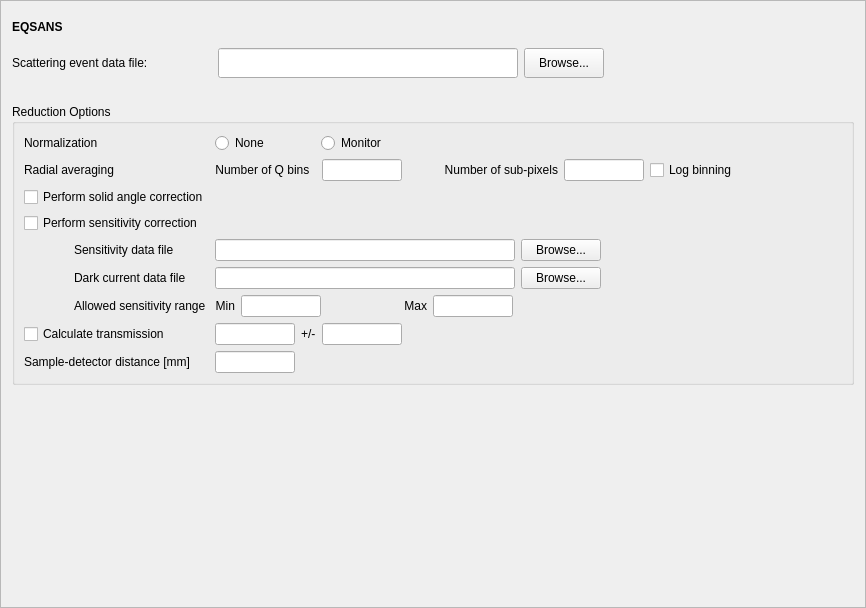
First picture: the form in Code/Mantid/scripts/Interface/ui/sns_data_summary.ui, repository mantidproject/mantid, before the edit.
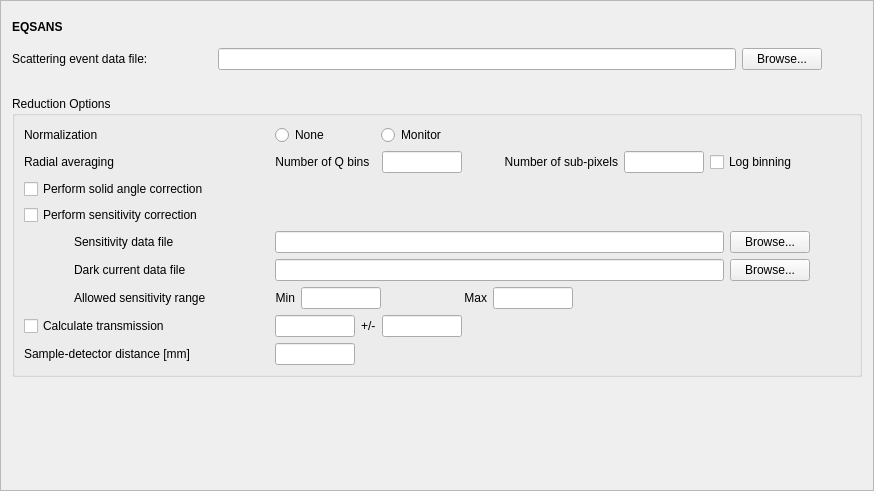
Second picture: the form after the edit.

Diff of the .ui file:
```diff
--- a/Code/Mantid/scripts/Interface/ui/sns_data_summary.ui
+++ b/Code/Mantid/scripts/Interface/ui/sns_data_summary.ui
@@ -6,12 +6,12 @@
    <rect>
     <x>0</x>
     <y>0</y>
-    <width>866</width>
-    <height>608</height>
+    <width>874</width>
+    <height>491</height>
    </rect>
   </property>
   <property name="sizePolicy">
-   <sizepolicy hsizetype="Expanding" vsizetype="Expanding">
+   <sizepolicy hsizetype="Expanding" vsizetype="Preferred">
     <horstretch>0</horstretch>
     <verstretch>0</verstretch>
    </sizepolicy>
@@ -73,13 +73,13 @@
        <property name="minimumSize">
         <size>
          <width>200</width>
-         <height>30</height>
+         <height>0</height>
         </size>
        </property>
        <property name="maximumSize">
         <size>
          <width>200</width>
-         <height>30</height>
+         <height>16777215</height>
         </size>
        </property>
        <property name="text">
@@ -99,7 +99,7 @@
      <item row="1" column="1">
       <widget class="QLineEdit" name="data_file_edit">
        <property name="sizePolicy">
-        <sizepolicy hsizetype="Fixed" vsizetype="Fixed">
+        <sizepolicy hsizetype="Expanding" vsizetype="Fixed">
          <horstretch>0</horstretch>
          <verstretch>0</verstretch>
         </sizepolicy>
@@ -107,13 +107,13 @@
        <property name="minimumSize">
         <size>
          <width>300</width>
-         <height>30</height>
+         <height>0</height>
         </size>
        </property>
        <property name="maximumSize">
         <size>
          <width>16777215</width>
-         <height>30</height>
+         <height>16777215</height>
         </size>
        </property>
        <property name="baseSize">
@@ -138,7 +138,7 @@
        <property name="minimumSize">
         <size>
          <width>0</width>
-         <height>30</height>
+         <height>0</height>
         </size>
        </property>
        <property name="maximumSize">
@@ -157,6 +157,9 @@
        <property name="orientation">
         <enum>Qt::Horizontal</enum>
        </property>
+       <property name="sizeType">
+        <enum>QSizePolicy::Fixed</enum>
+       </property>
        <property name="sizeHint" stdset="0">
         <size>
          <width>40</width>
@@ -180,6 +183,12 @@
         </property>
         <item row="0" column="0">
          <widget class="QLabel" name="label_4">
+          <property name="minimumSize">
+           <size>
+            <width>245</width>
+            <height>0</height>
+           </size>
+          </property>
           <property name="text">
            <string>Normalization</string>
           </property>
@@ -401,7 +410,7 @@
           <item>
            <widget class="QLineEdit" name="sensitivity_file_edit">
             <property name="sizePolicy">
-             <sizepolicy hsizetype="Fixed" vsizetype="Fixed">
+             <sizepolicy hsizetype="Expanding" vsizetype="Fixed">
               <horstretch>0</horstretch>
               <verstretch>0</verstretch>
              </sizepolicy>
@@ -441,6 +450,9 @@
             <property name="orientation">
              <enum>Qt::Horizontal</enum>
             </property>
+            <property name="sizeType">
+             <enum>QSizePolicy::Fixed</enum>
+            </property>
             <property name="sizeHint" stdset="0">
              <size>
               <width>40</width>
@@ -708,7 +720,7 @@
           <item>
            <widget class="QLineEdit" name="sensitivity_dark_file_edit">
             <property name="sizePolicy">
-             <sizepolicy hsizetype="Fixed" vsizetype="Fixed">
+             <sizepolicy hsizetype="Expanding" vsizetype="Fixed">
               <horstretch>0</horstretch>
               <verstretch>0</verstretch>
              </sizepolicy>
@@ -721,7 +733,7 @@
             </property>
             <property name="maximumSize">
              <size>
-              <width>300</width>
+              <width>16777215</width>
               <height>16777215</height>
              </size>
             </property>
@@ -748,6 +760,9 @@
             <property name="orientation">
              <enum>Qt::Horizontal</enum>
             </property>
+            <property name="sizeType">
+             <enum>QSizePolicy::Fixed</enum>
+            </property>
             <property name="sizeHint" stdset="0">
              <size>
               <width>40</width>
```
Left out of the diff: 2 changed lines with no effect on the pictures.
